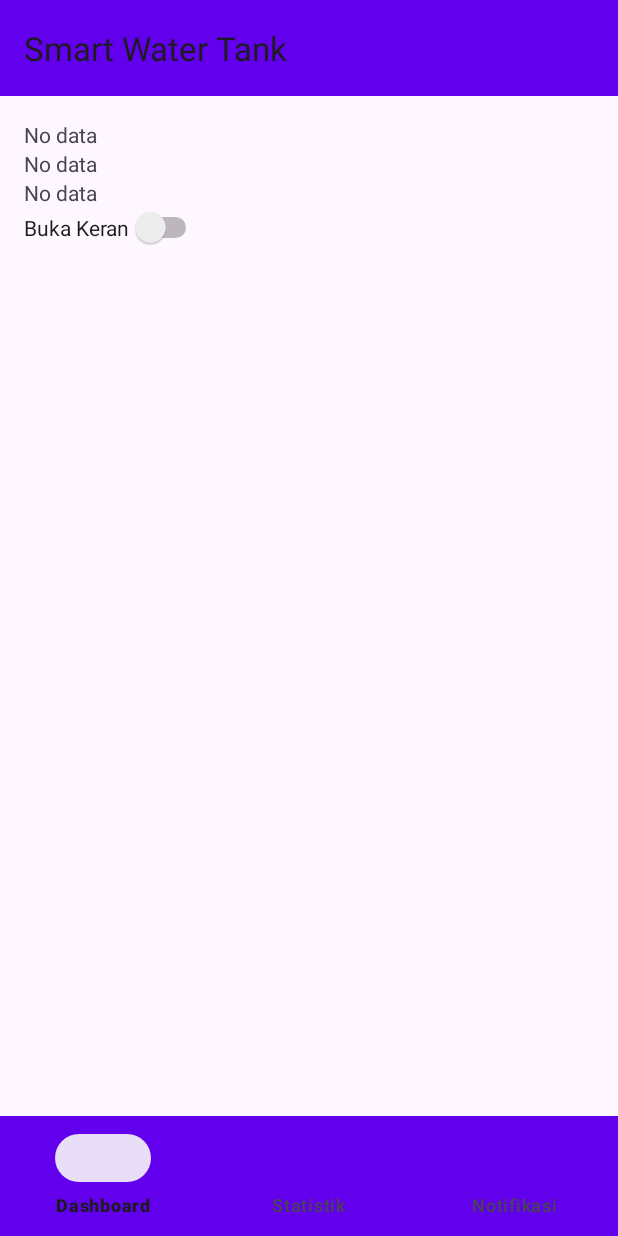
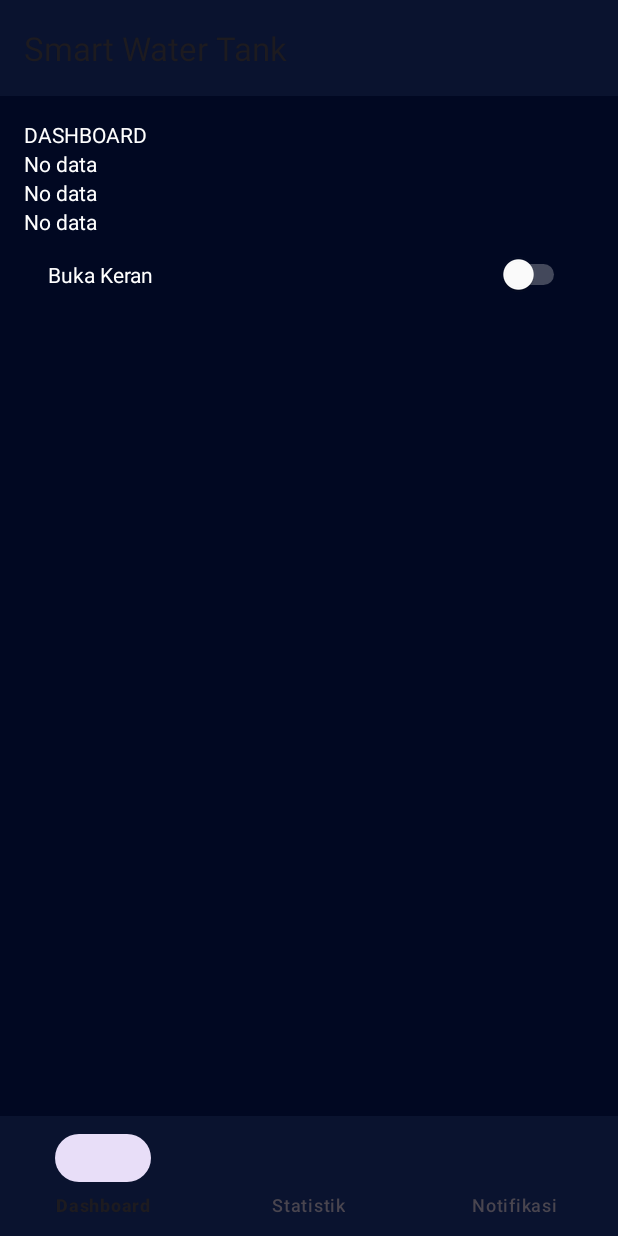
Before and after one commit to MFajriansyah46/smartwatertank, an Android app: the screen it shows after launch (MainActivity), on a phone screen of 412 x 824 dp. Run offline under Robolectric (Android 15) with nearby library versions, the light colour scheme and no system bars; our stand-ins replace Firebase (no records; nobody signed in at launch, a user with empty details on screens opened directly).

Commit message:
top bar & bottom bar

```diff
--- /dev/null
+++ b/app/src/main/java/com/bangraja/smartwatertank/DashboardActivity.java
@@ -0,0 +1,85 @@
+package com.bangraja.smartwatertank;
+
+import android.os.Bundle;
+import android.view.LayoutInflater;
+import android.view.View;
+import android.view.ViewGroup;
+import android.widget.Switch;
+import android.widget.TextView;
+import android.widget.Toast;
+import androidx.annotation.NonNull;
+import androidx.annotation.Nullable;
+import androidx.fragment.app.Fragment;
+import com.google.firebase.database.DataSnapshot;
+import com.google.firebase.database.DatabaseError;
+import com.google.firebase.database.DatabaseReference;
+import com.google.firebase.database.FirebaseDatabase;
+import com.google.firebase.database.ValueEventListener;
+
+// Dashboard Fragment
+public class DashboardActivity extends Fragment {
+    private TextView pressure, height, water_volume;
+    private Switch bukaKeran;
+    private DatabaseReference transmiter, perintah;
+
+    @Nullable
+    @Override
+    public View onCreateView(@NonNull LayoutInflater inflater, @Nullable ViewGroup container, @Nullable Bundle savedInstanceState) {
+        View view = inflater.inflate(R.layout.activity_dashboard, container, false);
+
+        pressure = view.findViewById(R.id.pressure);
+        height = view.findViewById(R.id.height);
+        water_volume = view.findViewById(R.id.water_volume);
+        bukaKeran = view.findViewById(R.id.bukaKeran);
+
+        transmiter = FirebaseDatabase.getInstance().getReference("transmiter");
+        perintah = FirebaseDatabase.getInstance().getReference("perintah");
+
+        transmiter.addValueEventListener(new ValueEventListener() {
+            @Override
+            public void onDataChange(@NonNull DataSnapshot snapshot) {
+                if (!snapshot.exists()) {
+                    pressure.setText("No data");
+                    height.setText("No data");
+                    water_volume.setText("No data");
+                    return;
+                }
+                Double heightValue = snapshot.child("height").getValue(Double.class);
+                Long pressureValue = snapshot.child("pressure").getValue(Long.class);
+                Double waterVolumeValue = snapshot.child("water_volume").getValue(Double.class);
+
+                pressure.setText(pressureValue != null ? "Tekanan: " + pressureValue + " Pa" : "N/A");
+                height.setText(heightValue != null ? "Ketinggian: " + String.format("%.5f", heightValue) + " m" : "N/A");
+                water_volume.setText(waterVolumeValue != null ? "Volume: " + String.format("%.5f", waterVolumeValue) + " L" : "N/A");
+            }
+
+            @Override
+            public void onCancelled(@NonNull DatabaseError error) {
+                pressure.setText("Error loading data");
+                height.setText("Error loading data");
+                water_volume.setText("Error loading data");
+            }
+        });
+
+        perintah.addValueEventListener(new ValueEventListener() {
+            @Override
+            public void onDataChange(@NonNull DataSnapshot snapshot) {
+                if (snapshot.exists()) {
+                    Boolean statusKeran = snapshot.child("keran").getValue(Boolean.class);
+                    bukaKeran.setChecked(statusKeran != null && statusKeran);
+                } else {
+                    bukaKeran.setChecked(false);
+                }
+            }
+
+            @Override
+            public void onCancelled(@NonNull DatabaseError error) {
+                Toast.makeText(getActivity(), "Gagal memuat status keran", Toast.LENGTH_SHORT).show();
+            }
+        });
+
+        bukaKeran.setOnCheckedChangeListener((buttonView, isChecked) -> perintah.child("keran").setValue(isChecked));
+
+        return view;
+    }
+}
--- a/app/src/main/java/com/bangraja/smartwatertank/LoginActivity.java
+++ b/app/src/main/java/com/bangraja/smartwatertank/LoginActivity.java
@@ -40,8 +40,7 @@ public class LoginActivity extends AppCompatActivity {
             }
 
             progressBar.setVisibility(View.VISIBLE);
-            auth.signInWithEmailAndPassword(userEmail, userPassword)
-                    .addOnCompleteListener(task -> {
+            auth.signInWithEmailAndPassword(userEmail, userPassword).addOnCompleteListener(task -> {
                 progressBar.setVisibility(View.GONE);
                 if (task.isSuccessful()) {
                     FirebaseUser user = auth.getCurrentUser();
--- a/app/src/main/java/com/bangraja/smartwatertank/MainActivity.java
+++ b/app/src/main/java/com/bangraja/smartwatertank/MainActivity.java
@@ -1,23 +1,12 @@
 package com.bangraja.smartwatertank;
 
 import android.os.Bundle;
-import android.widget.Switch;
-import android.widget.TextView;
-import android.widget.Toast;
-import androidx.annotation.NonNull;
 import androidx.appcompat.app.AppCompatActivity;
 import androidx.appcompat.widget.Toolbar;
+import androidx.fragment.app.Fragment;
 import com.google.android.material.bottomnavigation.BottomNavigationView;
-import com.google.firebase.database.DataSnapshot;
-import com.google.firebase.database.DatabaseError;
-import com.google.firebase.database.DatabaseReference;
-import com.google.firebase.database.FirebaseDatabase;
-import com.google.firebase.database.ValueEventListener;
 
 public class MainActivity extends AppCompatActivity {
-    private TextView pressure, height, water_volume;
-    private Switch bukaKeran;
-    private DatabaseReference transmiter, perintah;
     private Toolbar toolbar;
     private BottomNavigationView bottomNavigationView;
 
@@ -33,76 +22,25 @@ public class MainActivity extends AppCompatActivity {
         // Inisialisasi bottom navigation
         bottomNavigationView = findViewById(R.id.bottom_navigation);
         bottomNavigationView.setOnItemSelectedListener(item -> {
+            Fragment selectedFragment = null;
             int id = item.getItemId();
             if (id == R.id.nav_dashboard) {
-                Toast.makeText(this, "Dashboard", Toast.LENGTH_SHORT).show();
-                return true;
+                selectedFragment = new DashboardActivity();
             } else if (id == R.id.nav_statistik) {
-                Toast.makeText(this, "Statistik", Toast.LENGTH_SHORT).show();
-                return true;
+                selectedFragment = new StatistikActivity();
             } else if (id == R.id.nav_notifikasi) {
-                Toast.makeText(this, "Notifikasi", Toast.LENGTH_SHORT).show();
-                return true;
+                selectedFragment = new NotificationActivity();
             }
-            return false;
+
+            if (selectedFragment != null) {
+                getSupportFragmentManager().beginTransaction()
+                        .replace(R.id.fragment_container, selectedFragment)
+                        .commit();
+            }
+            return true;
         });
 
-        pressure = findViewById(R.id.pressure);
-        height = findViewById(R.id.height);
-        water_volume = findViewById(R.id.water_volume);
-        bukaKeran = findViewById(R.id.bukaKeran);
-
-        transmiter = FirebaseDatabase.getInstance().getReference("transmiter");
-        perintah = FirebaseDatabase.getInstance().getReference("perintah");
-
-        transmiter.addValueEventListener(new ValueEventListener() {
-            @Override
-            public void onDataChange(@NonNull DataSnapshot snapshot) {
-                if (!snapshot.exists()) {
-                    pressure.setText("No data");
-                    height.setText("No data");
-                    water_volume.setText("No data");
-                    return;
-                }
-
-                Double heightValue = snapshot.child("height").getValue(Double.class);
-                Long pressureValue = snapshot.child("pressure").getValue(Long.class);
-                Double waterVolumeValue = snapshot.child("water_volume").getValue(Double.class);
-
-                pressure.setText(pressureValue != null ?        "Tekanan\t\t \t" + pressureValue + " Pa" : "N/A");
-                height.setText(heightValue != null ?            "Ketinggian\t \t" + String.format("%.5f", heightValue) + " m" : "N/A");
-                water_volume.setText(waterVolumeValue != null ? "Volume\t\t\t \t" + String.format("%.5f", waterVolumeValue) + " L" : "N/A");
-            }
-
-            @Override
-            public void onCancelled(@NonNull DatabaseError error) {
-                pressure.setText("Error loading data");
-                height.setText("Error loading data");
-                water_volume.setText("Error loading data");
-            }
-        });
-
-        perintah.addValueEventListener(new ValueEventListener() {
-            @Override
-            public void onDataChange(@NonNull DataSnapshot snapshot) {
-                if (snapshot.exists()) {
-                    Boolean statusKeran = snapshot.child("keran").getValue(Boolean.class);
-                    if (statusKeran != null) {
-                        bukaKeran.setChecked(statusKeran);
-                    }
-                } else {
-                    bukaKeran.setChecked(false);
-                }
-            }
-
-            @Override
-            public void onCancelled(@NonNull DatabaseError error) {
-                Toast.makeText(MainActivity.this, "Gagal memuat status keran", Toast.LENGTH_SHORT).show();
-            }
-        });
-
-        bukaKeran.setOnCheckedChangeListener((buttonView, isChecked) -> {
-            perintah.child("keran").setValue(isChecked);
-        });
+        // Set default fragment
+        bottomNavigationView.setSelectedItemId(R.id.nav_dashboard);
     }
 }
--- /dev/null
+++ b/app/src/main/res/layout/activity_dashboard.xml
@@ -0,0 +1,50 @@
+<ScrollView xmlns:android="http://schemas.android.com/apk/res/android"
+    android:layout_width="match_parent"
+    android:layout_height="match_parent"
+    android:background="@color/meat">
+    <LinearLayout
+        android:layout_width="match_parent"
+        android:layout_height="wrap_content"
+        android:orientation="vertical"
+        android:padding="16dp">
+
+        <TextView
+            android:layout_width="match_parent"
+            android:layout_height="wrap_content"
+            android:text="DASHBOARD"
+            android:textColor="@android:color/white" />
+
+        <TextView
+            android:id="@+id/pressure"
+            android:layout_width="wrap_content"
+            android:layout_height="wrap_content"
+            android:text="Tekanan: N/A"
+            android:textColor="@android:color/white" />
+
+        <TextView
+            android:id="@+id/height"
+            android:layout_width="wrap_content"
+            android:layout_height="wrap_content"
+            android:text="Ketinggian: N/A"
+            android:textColor="@android:color/white" />
+
+        <TextView
+            android:id="@+id/water_volume"
+            android:layout_width="wrap_content"
+            android:layout_height="wrap_content"
+            android:text="Volume: N/A"
+            android:textColor="@android:color/white" />
+
+        <Switch
+            android:id="@+id/bukaKeran"
+            android:layout_width="match_parent"
+            android:layout_height="wrap_content"
+            android:padding="16dp"
+            android:text="Buka Keran"
+            android:textColor="@android:color/white"
+            android:thumbTint="@android:color/white"
+            android:trackTint="@android:color/white" />
+
+
+    </LinearLayout>
+</ScrollView>
--- a/app/src/main/res/layout/activity_main.xml
+++ b/app/src/main/res/layout/activity_main.xml
@@ -1,4 +1,3 @@
-<?xml version="1.0" encoding="utf-8"?>
 <LinearLayout xmlns:android="http://schemas.android.com/apk/res/android"
     xmlns:app="http://schemas.android.com/apk/res-auto"
     xmlns:tools="http://schemas.android.com/tools"
@@ -11,54 +10,23 @@
         android:id="@+id/toolbar"
         android:layout_width="match_parent"
         android:layout_height="wrap_content"
-        android:background="@color/purple_500"
+        android:background="@color/bread"
         android:title="SMART WATER TANK"
         android:titleTextColor="@android:color/white" />
 
-    <!-- Scrollable Content -->
-    <ScrollView
+    <!-- Fragment Container -->
+    <FrameLayout
+        android:id="@+id/fragment_container"
         android:layout_width="match_parent"
         android:layout_height="0dp"
-        android:layout_weight="1">
-        <LinearLayout
-            android:layout_width="match_parent"
-            android:layout_height="wrap_content"
-            android:orientation="vertical"
-            android:padding="16dp">
-
-            <TextView
-                android:id="@+id/pressure"
-                android:layout_width="wrap_content"
-                android:layout_height="wrap_content"
-                android:text="Tekanan: N/A"/>
-
-            <TextView
-                android:id="@+id/height"
-                android:layout_width="wrap_content"
-                android:layout_height="wrap_content"
-                android:text="Ketinggian: N/A"/>
-
-            <TextView
-                android:id="@+id/water_volume"
-                android:layout_width="wrap_content"
-                android:layout_height="wrap_content"
-                android:text="Volume: N/A"/>
-
-            <Switch
-                android:id="@+id/bukaKeran"
-                android:layout_width="wrap_content"
-                android:layout_height="wrap_content"
-                android:text="Buka Keran"/>
-
-        </LinearLayout>
-    </ScrollView>
+        android:layout_weight="1"
+        android:background="@color/meat" />
 
     <!-- Bottom Navigation Bar -->
     <com.google.android.material.bottomnavigation.BottomNavigationView
         android:id="@+id/bottom_navigation"
         android:layout_width="match_parent"
         android:layout_height="wrap_content"
-        android:background="@color/purple_500"
+        android:background="@color/bread"
         app:menu="@menu/bottom_navigation_menu" />
-
 </LinearLayout>
--- a/app/src/main/res/values/colors.xml
+++ b/app/src/main/res/values/colors.xml
@@ -3,4 +3,6 @@
     <color name="black">#FF000000</color>
     <color name="white">#FFFFFFFF</color>
     <color name="purple_500">#6200EE</color>
+    <color name="meat">#010822</color>
+    <color name="bread">#0A132F</color>
 </resources>
```
Also changed, not shown: app/src/main/java/com/bangraja/smartwatertank/NotificationActivity.java (added, +18 -0 lines), app/src/main/java/com/bangraja/smartwatertank/StatistikActivity.java (added, +19 -0 lines), app/src/main/res/layout/activity_notification.xml (added, +17 -0 lines), app/src/main/res/layout/activity_statistik.xml (added, +17 -0 lines). Lines whose indentation alone changed are shown as unchanged.
